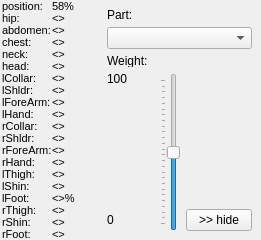
Old version of the form src/LimbsWeightForm.ui in the repository tapple/animik.
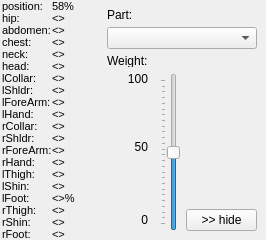
New version of the form.

Commit message: Limbs' weights setting should have coding done. Comes to testing phase.

Patch:
```diff
--- a/src/LimbsWeightForm.ui
+++ b/src/LimbsWeightForm.ui
@@ -6,7 +6,7 @@
    <rect>
     <x>0</x>
     <y>0</y>
-    <width>261</width>
+    <width>266</width>
     <height>240</height>
    </rect>
   </property>
@@ -827,7 +827,7 @@
         </property>
        </widget>
       </item>
-      <item row="3" column="2" rowspan="4">
+      <item row="3" column="2" rowspan="5">
        <widget class="QSlider" name="weightSlider">
         <property name="maximum">
          <number>100</number>
@@ -849,7 +849,7 @@
         </property>
        </widget>
       </item>
-      <item row="6" column="3">
+      <item row="7" column="3">
        <widget class="QPushButton" name="hideButton">
         <property name="sizePolicy">
          <sizepolicy hsizetype="Fixed" vsizetype="Fixed">
@@ -879,9 +879,12 @@
         <property name="text">
          <string>100</string>
         </property>
+        <property name="alignment">
+         <set>Qt::AlignRight|Qt::AlignTrailing|Qt::AlignVCenter</set>
+        </property>
        </widget>
       </item>
-      <item row="6" column="0">
+      <item row="7" column="0">
        <widget class="QLabel" name="label_4">
         <property name="maximumSize">
          <size>
@@ -892,8 +895,59 @@
         <property name="text">
          <string>0</string>
         </property>
+        <property name="alignment">
+         <set>Qt::AlignRight|Qt::AlignTrailing|Qt::AlignVCenter</set>
+        </property>
        </widget>
       </item>
+      <item row="5" column="0">
+       <widget class="QLabel" name="label_5">
+        <property name="sizePolicy">
+         <sizepolicy hsizetype="Preferred" vsizetype="Preferred">
+          <horstretch>0</horstretch>
+          <verstretch>0</verstretch>
+         </sizepolicy>
+        </property>
+        <property name="maximumSize">
+         <size>
+          <width>16777215</width>
+          <height>12</height>
+         </size>
+        </property>
+        <property name="text">
+         <string>50</string>
+        </property>
+        <property name="alignment">
+         <set>Qt::AlignRight|Qt::AlignTrailing|Qt::AlignVCenter</set>
+        </property>
+       </widget>
+      </item>
+      <item row="6" column="0">
+       <spacer name="verticalSpacer">
+        <property name="orientation">
+         <enum>Qt::Vertical</enum>
+        </property>
+        <property name="sizeHint" stdset="0">
+         <size>
+          <width>20</width>
+          <height>40</height>
+         </size>
+        </property>
+       </spacer>
+      </item>
+      <item row="4" column="0">
+       <spacer name="verticalSpacer_2">
+        <property name="orientation">
+         <enum>Qt::Vertical</enum>
+        </property>
+        <property name="sizeHint" stdset="0">
+         <size>
+          <width>20</width>
+          <height>40</height>
+         </size>
+        </property>
+       </spacer>
+      </item>
      </layout>
     </widget>
    </item>
```
The commit also changes 17 other files.
